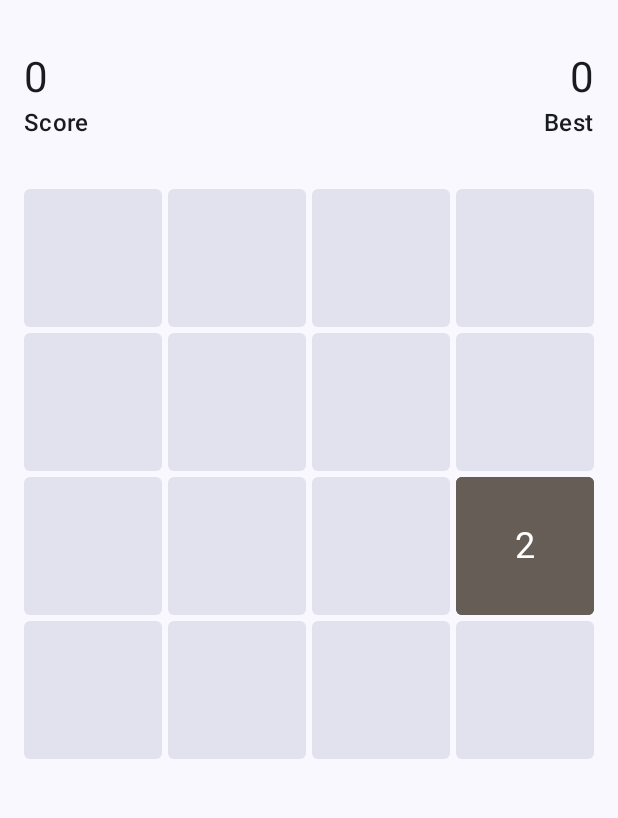
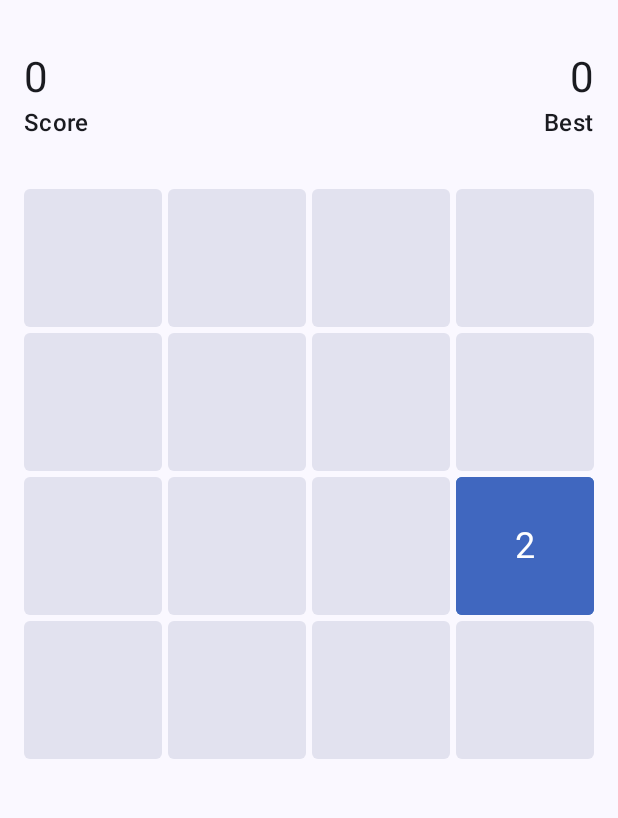
Before and after one commit to joaomanaia/game-2048-compose, an Android app built with Jetpack Compose: the screen it shows after launch (MainActivity), on a phone screen of 412 x 824 dp, the part 69-887 px from its top. Run offline under Robolectric (Android 15) with nearby library versions, the phone set to English and light mode, and no system bars; our stand-ins replace Dagger/Hilt's generated code, constraintlayout-compose.

Commit message:
Add dynamic color generation for tiles

```diff
--- a/app/build.gradle.kts
+++ b/app/build.gradle.kts
@@ -78,6 +78,8 @@ dependencies {
     ksp(libs.hilt.android.compiler)
 
     testImplementation(kotlin("test"))
+    testImplementation(libs.junit.jupiter.params)
+    testImplementation(libs.assertk)
 }
 
 tasks.withType<Test> {
--- /dev/null
+++ b/app/src/main/java/com/joaomanaia/game2048/core/ui/TileColorsGenerator.kt
@@ -0,0 +1,55 @@
+package com.joaomanaia.game2048.core.ui
+
+import androidx.compose.ui.graphics.Color
+import com.joaomanaia.game2048.model.Tile
+import com.joaomanaia.game2048.model.toHsl
+
+object TileColorsGenerator {
+    private const val HUE_INCREMENT = 15f
+
+    private const val SATURATION = 0.5f
+    private const val LIGHTNESS = 0.5f
+
+    fun getColorForTile(
+        tile: Tile,
+        baseColor: Color,
+        hueIncrement: Float = HUE_INCREMENT,
+        isIncrement: Boolean = false
+    ): Color {
+        // Calculate the hue increment based on the log number of the tile.
+        val tileHueIncrement = (tile.logNum - 1) * hueIncrement
+        val baseHue = baseColor.toHsl().hue
+
+        val hue = calculateHue(baseHue, tileHueIncrement, isIncrement)
+
+        return Color.hsl(hue, SATURATION, LIGHTNESS)
+    }
+
+    /**
+     * Generates a sequence of colors by incrementing or decrementing the hue of the given base color.
+     *
+     * @param baseColor The color to start with.
+     * @param hueIncrement The amount to change the hue by for each subsequent color.
+     * @param isIncrement If true, the hue will be incremented; otherwise, it will be decremented.
+     * @return A sequence of colors with changing hue values.
+     */
+    fun generateHueSequence(
+        baseColor: Color,
+        hueIncrement: Float = HUE_INCREMENT,
+        isIncrement: Boolean = false
+    ): Sequence<Color> = generateSequence(baseColor.toHsl().hue) { hue ->
+        calculateHue(hue, hueIncrement, isIncrement)
+    }.map { Color.hsl(it, SATURATION, LIGHTNESS) }
+
+    private fun calculateHue(
+        hue: Float,
+        hueIncrement: Float,
+        isIncrement: Boolean
+    ): Float {
+        return if (isIncrement) {
+            (hue + hueIncrement) % 360f
+        } else {
+            (hue - hueIncrement + 360f) % 360f
+        }
+    }
+}
--- /dev/null
+++ b/app/src/main/java/com/joaomanaia/game2048/model/HslColor.kt
@@ -0,0 +1,66 @@
+package com.joaomanaia.game2048.model
+
+import androidx.annotation.FloatRange
+import androidx.compose.ui.graphics.Color
+import androidx.compose.ui.graphics.colorspace.ColorSpaces
+import kotlin.math.abs
+
+/**
+ * Represents an HSL color with hue, saturation, and lightness values.
+ *
+ * @param hue The hue value in degrees (0-360).
+ * @param saturation The saturation value (0-1).
+ * @param lightness The lightness value (0-1).
+ */
+data class HslColor(
+    @FloatRange(from = 0.0, to = 360.0) val hue: Float,
+    @FloatRange(from = 0.0, to = 1.0) val saturation: Float,
+    @FloatRange(from = 0.0, to = 1.0) val lightness: Float
+) {
+    init {
+        require(hue in 0.0..360.0) { "Hue must be between 0 and 360 but was $hue" }
+        require(saturation in 0.0..1.0) { "Saturation must be between 0 and 1 but was $saturation" }
+        require(lightness in 0.0..1.0) { "Lightness must be between 0 and 1 but was $lightness" }
+    }
+}
+
+internal fun Color.toHsl(): HslColor {
+    val srgbColor = convert(ColorSpaces.Srgb)
+
+    val rf = srgbColor.red
+    val gf = srgbColor.green
+    val bf = srgbColor.blue
+
+    val max = maxOf(rf, gf, bf)
+    val min = minOf(rf, gf, bf)
+    val deltaMaxMin = max - min
+
+    var h: Float
+    val s: Float
+    val l = (max + min) / 2f
+
+    if (max == min) {
+        // Monochromatic
+        s = 0f
+        h = s
+    } else {
+        h = when (max) {
+            rf -> (gf - bf) / deltaMaxMin % 6f
+            gf -> (bf - rf) / deltaMaxMin + 2f
+            else -> (rf - gf) / deltaMaxMin + 4f
+        }
+
+        s = (deltaMaxMin / (1f - abs((2f * l - 1f).toDouble()))).toFloat()
+    }
+
+    h = (h * 60f) % 360f
+    if (h < 0) {
+        h += 360f
+    }
+
+    return HslColor(
+        hue = h.coerceIn(0f, 360f),
+        saturation = s.coerceIn(0f, 1f),
+        lightness = l.coerceIn(0f, 1f)
+    )
+}
--- a/app/src/main/java/com/joaomanaia/game2048/model/Tile.kt
+++ b/app/src/main/java/com/joaomanaia/game2048/model/Tile.kt
@@ -2,6 +2,8 @@ package com.joaomanaia.game2048.model
 
 import androidx.annotation.Keep
 import kotlinx.serialization.Serializable
+import kotlin.math.log2
+import kotlin.math.roundToInt
 
 /**
  * Container class that wraps a number and a unique [id] for use in the grid.
@@ -12,6 +14,11 @@ data class Tile(
     val num: Int,
     val id: Int
 ) {
+    init {
+        // Check if the number is valid, by checking if it is a power of 2.
+        require(num and (num - 1) == 0) { "Tile number must be a power of 2." }
+    }
+
     companion object {
         // We assign each tile a unique ID and use it to efficiently
         // animate tile objects within the compose UI.
@@ -21,4 +28,7 @@ data class Tile(
     constructor(num: Int) : this(num, tileIdCounter++)
 
     operator fun times(operand: Int): Tile = Tile(num * operand)
+
+    val logNum: Int
+        get() = log2(num.toFloat()).roundToInt()
 }
--- a/app/src/main/java/com/joaomanaia/game2048/ui/game/components/GameGrid.kt
+++ b/app/src/main/java/com/joaomanaia/game2048/ui/game/components/GameGrid.kt
@@ -35,6 +35,7 @@ internal fun GameGrid(
         val tileSizeDp = Dp(tileSizePx / LocalDensity.current.density)
         val tileOffsetPx = tileSizePx + tileMarginPx
         val emptyTileColor = MaterialTheme.colorScheme.surfaceColorAtElevation(elevation = 8.dp)
+
         Box(
             modifier = Modifier.drawBehind {
                 // Draw the background empty tiles.
@@ -65,14 +66,14 @@ internal fun GameGrid(
                 // the key() function.
                 key(toGridTile.tile.id) {
                     GridTileText(
-                        num = toGridTile.tile.num,
+                        tile = toGridTile.tile,
                         size = tileSizeDp,
                         fromScale = fromScale,
                         fromOffset = fromOffset,
                         toOffset = toOffset,
                         moveCount = moveCount,
                         gridSize = gridSize,
-                        isPortrait = isPortrait
+                        isPortrait = isPortrait,
                     )
                 }
             }
--- a/app/src/main/java/com/joaomanaia/game2048/ui/game/components/grid/GridTileText.kt
+++ b/app/src/main/java/com/joaomanaia/game2048/ui/game/components/grid/GridTileText.kt
@@ -11,7 +11,6 @@ import androidx.compose.foundation.shape.RoundedCornerShape
 import androidx.compose.material3.MaterialTheme
 import androidx.compose.material3.Surface
 import androidx.compose.material3.Text
-import androidx.compose.material3.surfaceColorAtElevation
 import androidx.compose.runtime.Composable
 import androidx.compose.runtime.LaunchedEffect
 import androidx.compose.runtime.remember
@@ -23,11 +22,42 @@ import androidx.compose.ui.text.style.TextAlign
 import androidx.compose.ui.tooling.preview.PreviewLightDark
 import androidx.compose.ui.unit.Dp
 import androidx.compose.ui.unit.dp
-import com.joaomanaia.game2048.core.ui.CustomColor
-import com.joaomanaia.game2048.core.ui.ExtendedColors
 import com.joaomanaia.game2048.core.ui.Game2048Theme
-import com.joaomanaia.game2048.core.ui.LocalExtendedColors
+import com.joaomanaia.game2048.core.ui.TileColorsGenerator
+import com.joaomanaia.game2048.model.Tile
 import kotlinx.coroutines.launch
+
+@Composable
+internal fun GridTileText(
+    modifier: Modifier = Modifier,
+    tile: Tile,
+    tileBaseColor: Color = MaterialTheme.colorScheme.primary,
+    size: Dp,
+    fromScale: Float,
+    fromOffset: Offset,
+    toOffset: Offset,
+    moveCount: Int,
+    gridSize: Int,
+    isPortrait: Boolean,
+) {
+    val containerColor = remember(tile, tileBaseColor) {
+        TileColorsGenerator.getColorForTile(tile, tileBaseColor)
+    }
+
+    GridTileText(
+        modifier = modifier,
+        num = tile.num,
+        size = size,
+        fromScale = fromScale,
+        fromOffset = fromOffset,
+        toOffset = toOffset,
+        moveCount = moveCount,
+        gridSize = gridSize,
+        isPortrait = isPortrait,
+        containerColor = containerColor,
+        contentColor = Color.White,
+    )
+}
 
 @Composable
 internal fun GridTileText(
@@ -39,7 +69,9 @@ internal fun GridTileText(
     toOffset: Offset,
     moveCount: Int,
     gridSize: Int,
-    isPortrait: Boolean
+    isPortrait: Boolean,
+    containerColor: Color,
+    contentColor: Color
 ) {
     val animatedScale = remember { Animatable(fromScale) }
     val animatedOffset = remember { Animatable(fromOffset, Offset.VectorConverter) }
@@ -54,10 +86,7 @@ internal fun GridTileText(
         }
     }
 
-    val extendedColors = LocalExtendedColors.current
-    val colors = remember(num) { extendedColors.getTileColors(num) }
-
-    val textStyle = when  {
+    val textStyle = when {
         gridSize == 3 -> MaterialTheme.typography.headlineMedium
         gridSize == 4 && !isPortrait -> MaterialTheme.typography.titleLarge
         gridSize == 5 && isPortrait -> MaterialTheme.typography.titleLarge
@@ -80,41 +109,14 @@ internal fun GridTileText(
                 translationY = animatedOffset.value.y,
             )
             .background(
-                color = surfaceColorAtElevation(color = colors.color, elevation = 8.dp),
+                color = containerColor,
                 shape = RoundedCornerShape(GRID_TILE_RADIUS),
             )
             .wrapContentSize(),
-        color = colors.onColor,
+        color = contentColor,
         style = textStyle,
         textAlign = TextAlign.Center
     )
-}
-
-private fun ExtendedColors.getTileColors(num: Int): CustomColor.ColorRoles {
-    val key = when (num) {
-        2 -> CustomColor.Key.Tile2
-        4 -> CustomColor.Key.Tile4
-        8 -> CustomColor.Key.Tile8
-        16 -> CustomColor.Key.Tile16
-        32 -> CustomColor.Key.Tile32
-        64 -> CustomColor.Key.Tile64
-        128 -> CustomColor.Key.Tile128
-        256 -> CustomColor.Key.Tile256
-        512 -> CustomColor.Key.Tile512
-        1024 -> CustomColor.Key.Tile1024
-        else -> CustomColor.Key.Tile2048 // TODO: Add more colors
-    }
-
-    return getColorsByKey(key = key)
-}
-
-@Composable
-private fun surfaceColorAtElevation(color: Color, elevation: Dp): Color {
-    return if (color == MaterialTheme.colorScheme.surface) {
-        MaterialTheme.colorScheme.surfaceColorAtElevation(elevation)
-    } else {
-        color
-    }
 }
 
 private val GRID_TILE_RADIUS = 4.dp
@@ -126,14 +128,14 @@ private fun GridTitleTextPreview() {
         Surface {
             GridTileText(
                 modifier = Modifier.padding(16.dp),
-                num = 2,
+                tile = Tile(2),
                 size = 100.dp,
                 fromScale = 0f,
                 fromOffset = Offset(0f, 0f),
                 toOffset = Offset(0f, 0f),
                 moveCount = 0,
                 gridSize = 4,
-                isPortrait = true
+                isPortrait = true,
             )
         }
     }
--- a/gradle/libs.versions.toml
+++ b/gradle/libs.versions.toml
@@ -4,6 +4,7 @@ androidGradlePlugin = "8.5.0"
 androidxCoreKtx = "1.13.1"
 androidxDataStore = "1.1.1"
 activityCompose = "1.9.0"
+assertk = "0.28.1"
 composeBom = "2024.06.00"
 constraintlayoutCompose = "1.0.1"
 lifecycleRuntimeKtx = "2.6.1"
@@ -13,6 +14,7 @@ ksp = "2.0.0-1.0.21"
 googleMaterial = "1.12.0"
 hilt = "2.51.1"
 hiltAndroidx = "1.2.0"
+junitJupiter = "5.10.2"
 
 [libraries]
 
@@ -29,11 +31,13 @@ androidx-ui-tooling-preview = { group = "androidx.compose.ui", name = "ui-toolin
 androidx-ui-test-manifest = { group = "androidx.compose.ui", name = "ui-test-manifest" }
 androidx-ui-test-junit4 = { group = "androidx.compose.ui", name = "ui-test-junit4" }
 androidx-material3 = { group = "androidx.compose.material3", name = "material3" }
+assertk = { module = "com.willowtreeapps.assertk:assertk", version.ref="assertk" }
 hilt-android = { group = "com.google.dagger", name = "hilt-android", version.ref = "hilt" }
 hilt-android-compiler = { group = "com.google.dagger", name = "hilt-android-compiler", version.ref = "hilt" }
 hilt-navigationCompose = { group = "androidx.hilt", name = "hilt-navigation-compose", version.ref = "hiltAndroidx" }
 kotlinx-serialization-json = { group = "org.jetbrains.kotlinx", name = "kotlinx-serialization-json", version.ref = "kotlinxSerializationJson" }
 google-material = { group = "com.google.android.material", name = "material", version.ref = "googleMaterial" }
+junit-jupiter-params = { group = "org.junit.jupiter", name = "junit-jupiter-params", version.ref="junitJupiter" }
 
 [plugins]
 
```
Also changed, not shown: 2 other files.
